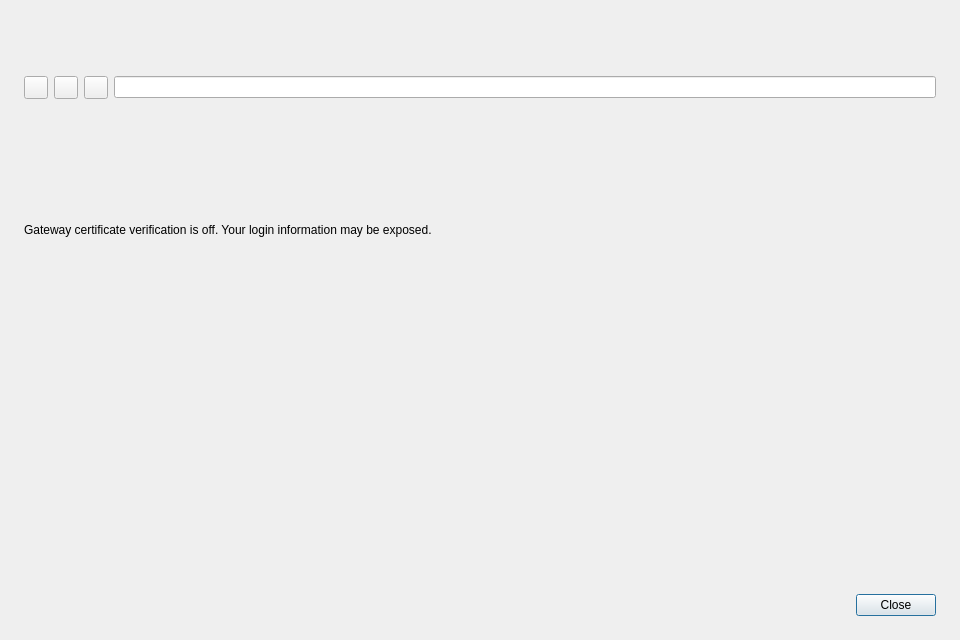
Qt form presentation/dialogs/ssologinwebview/ssologinwebview.ui (wtalioy/JustConnect) before a commit.
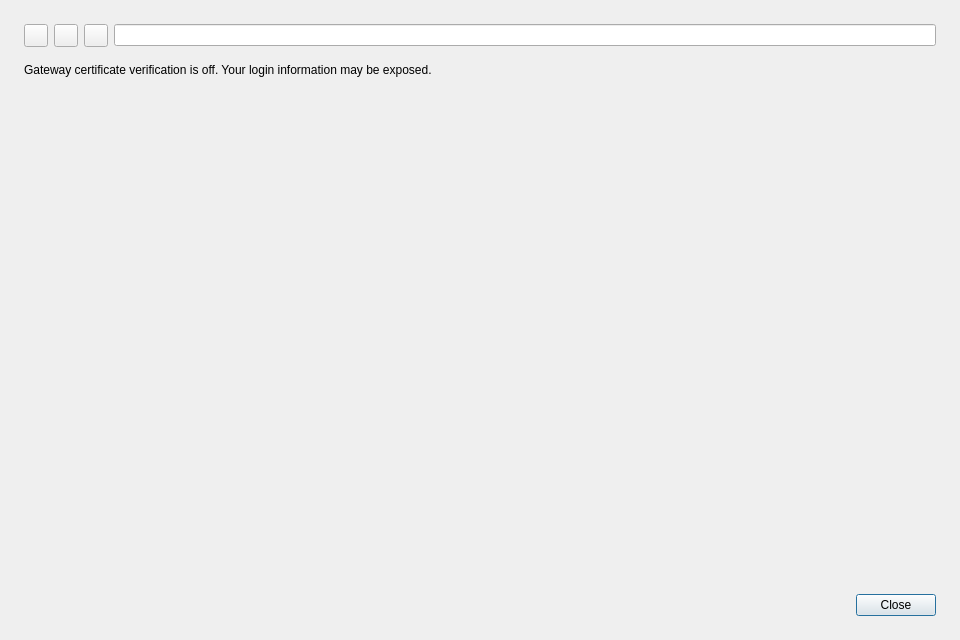
The same form after that commit.

Diff of the .ui file:
```diff
--- a/presentation/dialogs/ssologinwebview/ssologinwebview.ui
+++ b/presentation/dialogs/ssologinwebview/ssologinwebview.ui
@@ -103,6 +103,7 @@
    </item>
    <item>
     <widget class="QWidget" name="browserHost">
+     <property name="sizePolicy"><sizepolicy hsizetype="Expanding" vsizetype="Expanding"><horstretch>0</horstretch><verstretch>0</verstretch></sizepolicy></property>
      <layout class="QVBoxLayout" name="browserLayout">
       <property name="leftMargin"><number>0</number></property>
       <property name="topMargin"><number>0</number></property>
```
